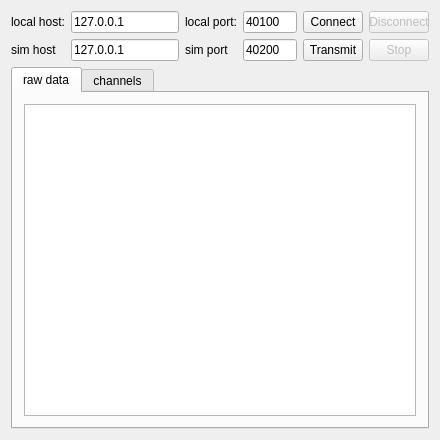
This is src/udptestwidget.ui in hhrhhr/Aerosim-plugin-for-CopterControl as Qt 5 draws it before an edit. The edited form follows.
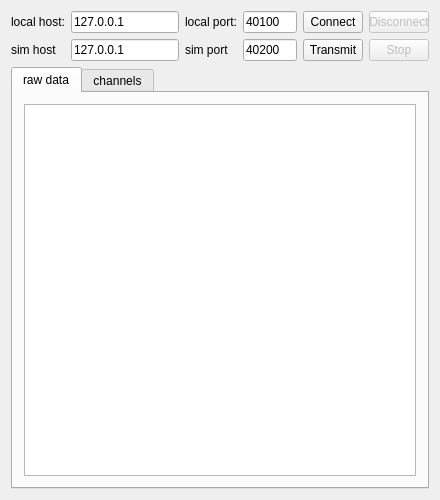
This is the edited form. The open tabs and pages were chosen to show the change.

Commit message: add matrix to quaternion transform

Patch:
```diff
--- a/src/udptestwidget.ui
+++ b/src/udptestwidget.ui
@@ -7,7 +7,7 @@
     <x>0</x>
     <y>0</y>
     <width>440</width>
-    <height>440</height>
+    <height>500</height>
    </rect>
   </property>
   <property name="windowTitle">
```
Left out of the diff: 2 changed lines with no effect on the pictures. The commit also changes 2 other files.
